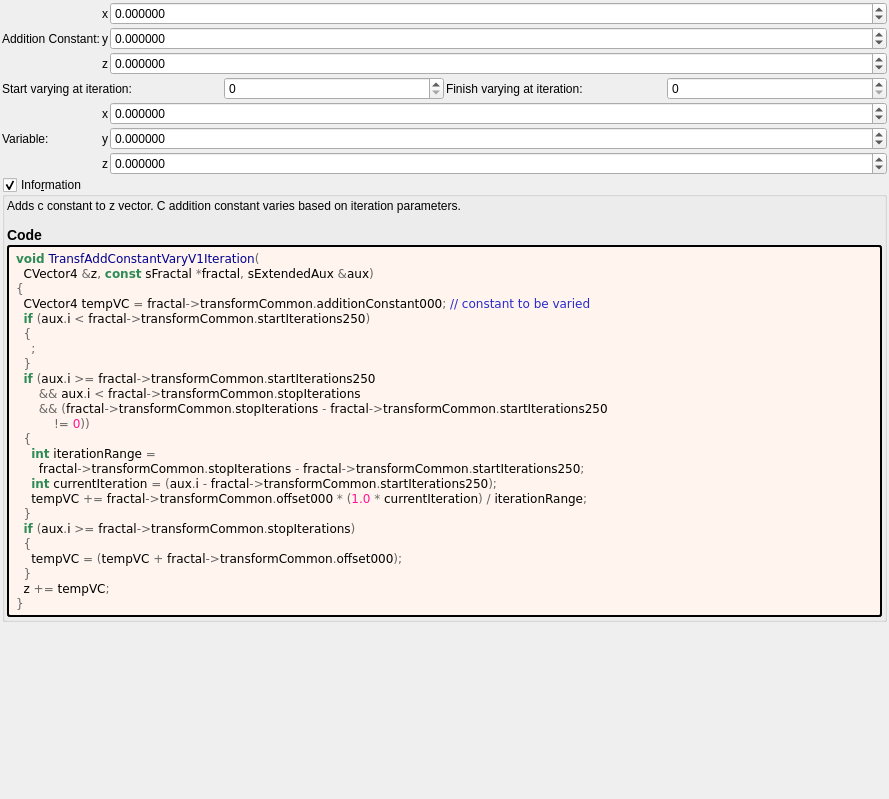
First picture: the form in mandelbulber2/deploy/share/mandelbulber2/formula/ui/transf_add_constant_vary_v1.ui, repository irinox-ctrl/mandelbulber2, before the edit.
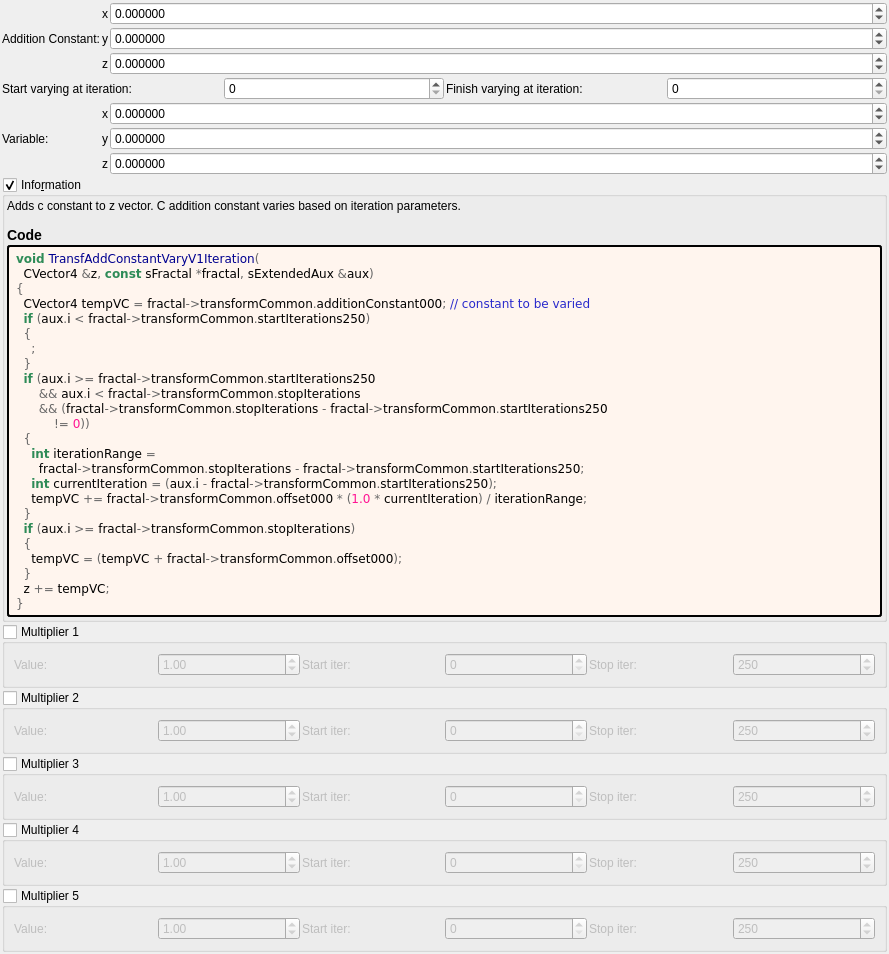
Second picture: the form after the edit. Custom widgets are drawn as their Qt base class.

Commit message:
feat: add 5 general-purpose multipliers to all 1007 fractal formulas
Each multiplier has:
- Checkbox (OFF by default)
- Value spinbox (default 1.0, range -100 to 100)
- Iteration start/stop range

Logic: z *= value; DE *= |value|;

Uses existing transformCommon parameters:
- Checkboxes: functionEnabledBx/By/Bz/Bw/CzFalse
- Values: scale4/5/6/8/16
- Ranges: startIterationsB-F/stopIterationsB-F

Modified 1007 .cpp (CPU), 1006 .cl (GPU), 1023 .ui files.
Both source (formula/) and deploy (deploy/share/) copies updated.

Diff of the .ui file:
```diff
--- a/mandelbulber2/deploy/share/mandelbulber2/formula/ui/transf_add_constant_vary_v1.ui
+++ b/mandelbulber2/deploy/share/mandelbulber2/formula/ui/transf_add_constant_vary_v1.ui
@@ -403,6 +403,192 @@
      </layout>
     </widget>
    </item>
+   <item>
+    <widget class="MyGroupBox" name="groupCheck_transf_function_enabledBx_false">
+     <property name="title"><string>Multiplier 1</string></property>
+     <property name="checkable"><bool>true</bool></property>
+     <property name="checked"><bool>false</bool></property>
+     <layout class="QGridLayout" name="gridLayout_mult1">
+      <property name="spacing"><number>2</number></property>
+      <item row="0" column="0">
+       <widget class="QLabel"><property name="text"><string>Value:</string></property></widget>
+      </item>
+      <item row="0" column="1">
+       <widget class="MyDoubleSpinBox" name="spinbox_transf_scale_4">
+        <property name="minimum"><double>-100.0</double></property><property name="maximum"><double>100.0</double></property>
+        <property name="singleStep"><double>0.01</double></property><property name="value"><double>1.0</double></property>
+       </widget>
+      </item>
+      <item row="0" column="2">
+       <widget class="QLabel"><property name="text"><string>Start iter:</string></property></widget>
+      </item>
+      <item row="0" column="3">
+       <widget class="MySpinBox" name="spinboxInt_transf_start_iterations_B">
+        <property name="minimum"><number>0</number></property><property name="maximum"><number>10000</number></property>
+        <property name="value"><number>0</number></property>
+       </widget>
+      </item>
+      <item row="0" column="4">
+       <widget class="QLabel"><property name="text"><string>Stop iter:</string></property></widget>
+      </item>
+      <item row="0" column="5">
+       <widget class="MySpinBox" name="spinboxInt_transf_stop_iterations_B">
+        <property name="minimum"><number>0</number></property><property name="maximum"><number>10000</number></property>
+        <property name="value"><number>250</number></property>
+       </widget>
+      </item>
+     </layout>
+    </widget>
+   </item>
+   <item>
+    <widget class="MyGroupBox" name="groupCheck_transf_function_enabledBy_false">
+     <property name="title"><string>Multiplier 2</string></property>
+     <property name="checkable"><bool>true</bool></property>
+     <property name="checked"><bool>false</bool></property>
+     <layout class="QGridLayout" name="gridLayout_mult2">
+      <property name="spacing"><number>2</number></property>
+      <item row="0" column="0">
+       <widget class="QLabel"><property name="text"><string>Value:</string></property></widget>
+      </item>
+      <item row="0" column="1">
+       <widget class="MyDoubleSpinBox" name="spinbox_transf_scale_5">
+        <property name="minimum"><double>-100.0</double></property><property name="maximum"><double>100.0</double></property>
+        <property name="singleStep"><double>0.01</double></property><property name="value"><double>1.0</double></property>
+       </widget>
+      </item>
+      <item row="0" column="2">
+       <widget class="QLabel"><property name="text"><string>Start iter:</string></property></widget>
+      </item>
+      <item row="0" column="3">
+       <widget class="MySpinBox" name="spinboxInt_transf_start_iterations_C">
+        <property name="minimum"><number>0</number></property><property name="maximum"><number>10000</number></property>
+        <property name="value"><number>0</number></property>
+       </widget>
+      </item>
+      <item row="0" column="4">
+       <widget class="QLabel"><property name="text"><string>Stop iter:</string></property></widget>
+      </item>
+      <item row="0" column="5">
+       <widget class="MySpinBox" name="spinboxInt_transf_stop_iterations_C">
+        <property name="minimum"><number>0</number></property><property name="maximum"><number>10000</number></property>
+        <property name="value"><number>250</number></property>
+       </widget>
+      </item>
+     </layout>
+    </widget>
+   </item>
+   <item>
+    <widget class="MyGroupBox" name="groupCheck_transf_function_enabledBz_false">
+     <property name="title"><string>Multiplier 3</string></property>
+     <property name="checkable"><bool>true</bool></property>
+     <property name="checked"><bool>false</bool></property>
+     <layout class="QGridLayout" name="gridLayout_mult3">
+      <property name="spacing"><number>2</number></property>
+      <item row="0" column="0">
+       <widget class="QLabel"><property name="text"><string>Value:</string></property></widget>
+      </item>
+      <item row="0" column="1">
+       <widget class="MyDoubleSpinBox" name="spinbox_transf_scale_6">
+        <property name="minimum"><double>-100.0</double></property><property name="maximum"><double>100.0</double></property>
+        <property name="singleStep"><double>0.01</double></property><property name="value"><double>1.0</double></property>
+       </widget>
+      </item>
+      <item row="0" column="2">
+       <widget class="QLabel"><property name="text"><string>Start iter:</string></property></widget>
+      </item>
+      <item row="0" column="3">
+       <widget class="MySpinBox" name="spinboxInt_transf_start_iterations_D">
+        <property name="minimum"><number>0</number></property><property name="maximum"><number>10000</number></property>
+        <property name="value"><number>0</number></property>
+       </widget>
+      </item>
+      <item row="0" column="4">
+       <widget class="QLabel"><property name="text"><string>Stop iter:</string></property></widget>
+      </item>
+      <item row="0" column="5">
+       <widget class="MySpinBox" name="spinboxInt_transf_stop_iterations_D">
+        <property name="minimum"><number>0</number></property><property name="maximum"><number>10000</number></property>
+        <property name="value"><number>250</number></property>
+       </widget>
+      </item>
+     </layout>
+    </widget>
+   </item>
+   <item>
+    <widget class="MyGroupBox" name="groupCheck_transf_function_enabledBw_false">
+     <property name="title"><string>Multiplier 4</string></property>
+     <property name="checkable"><bool>true</bool></property>
+     <property name="checked"><bool>false</bool></property>
+     <layout class="QGridLayout" name="gridLayout_mult4">
+      <property name="spacing"><number>2</number></property>
+      <item row="0" column="0">
+       <widget class="QLabel"><property name="text"><string>Value:</string></property></widget>
+      </item>
+      <item row="0" column="1">
+       <widget class="MyDoubleSpinBox" name="spinbox_transf_scale_8">
+        <property name="minimum"><double>-100.0</double></property><property name="maximum"><double>100.0</double></property>
+        <property name="singleStep"><double>0.01</double></property><property name="value"><double>1.0</double></property>
+       </widget>
+      </item>
+      <item row="0" column="2">
+       <widget class="QLabel"><property name="text"><string>Start iter:</string></property></widget>
+      </item>
+      <item row="0" column="3">
+       <widget class="MySpinBox" name="spinboxInt_transf_start_iterations_E">
+        <property name="minimum"><number>0</number></property><property name="maximum"><number>10000</number></property>
+        <property name="value"><number>0</number></property>
+       </widget>
+      </item>
+      <item row="0" column="4">
+       <widget class="QLabel"><property name="text"><string>Stop iter:</string></property></widget>
+      </item>
+      <item row="0" column="5">
+       <widget class="MySpinBox" name="spinboxInt_transf_stop_iterations_E">
+        <property name="minimum"><number>0</number></property><property name="maximum"><number>10000</number></property>
+        <property name="value"><number>250</number></property>
+       </widget>
+      </item>
+     </layout>
+    </widget>
+   </item>
+   <item>
+    <widget class="MyGroupBox" name="groupCheck_transf_function_enabledCz_false">
+     <property name="title"><string>Multiplier 5</string></property>
+     <property name="checkable"><bool>true</bool></property>
+     <property name="checked"><bool>false</bool></property>
+     <layout class="QGridLayout" name="gridLayout_mult5">
+      <property name="spacing"><number>2</number></property>
+      <item row="0" column="0">
+       <widget class="QLabel"><property name="text"><string>Value:</string></property></widget>
+      </item>
+      <item row="0" column="1">
+       <widget class="MyDoubleSpinBox" name="spinbox_transf_scale_16">
+        <property name="minimum"><double>-100.0</double></property><property name="maximum"><double>100.0</double></property>
+        <property name="singleStep"><double>0.01</double></property><property name="value"><double>1.0</double></property>
+       </widget>
+      </item>
+      <item row="0" column="2">
+       <widget class="QLabel"><property name="text"><string>Start iter:</string></property></widget>
+      </item>
+      <item row="0" column="3">
+       <widget class="MySpinBox" name="spinboxInt_transf_start_iterations_F">
+        <property name="minimum"><number>0</number></property><property name="maximum"><number>10000</number></property>
+        <property name="value"><number>0</number></property>
+       </widget>
+      </item>
+      <item row="0" column="4">
+       <widget class="QLabel"><property name="text"><string>Stop iter:</string></property></widget>
+      </item>
+      <item row="0" column="5">
+       <widget class="MySpinBox" name="spinboxInt_transf_stop_iterations_F">
+        <property name="minimum"><number>0</number></property><property name="maximum"><number>10000</number></property>
+        <property name="value"><number>250</number></property>
+       </widget>
+      </item>
+     </layout>
+    </widget>
+   </item>
+
    <item>
     <spacer name="verticalSpacer">
      <property name="orientation">
```
The commit also changes 3972 other files.
